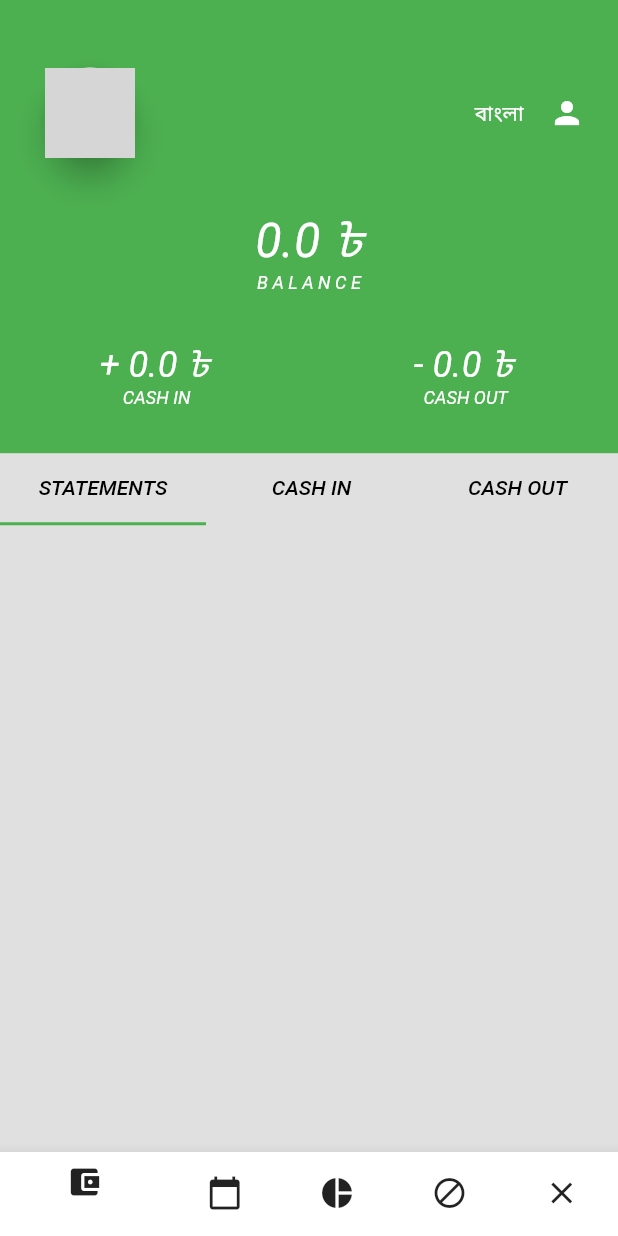
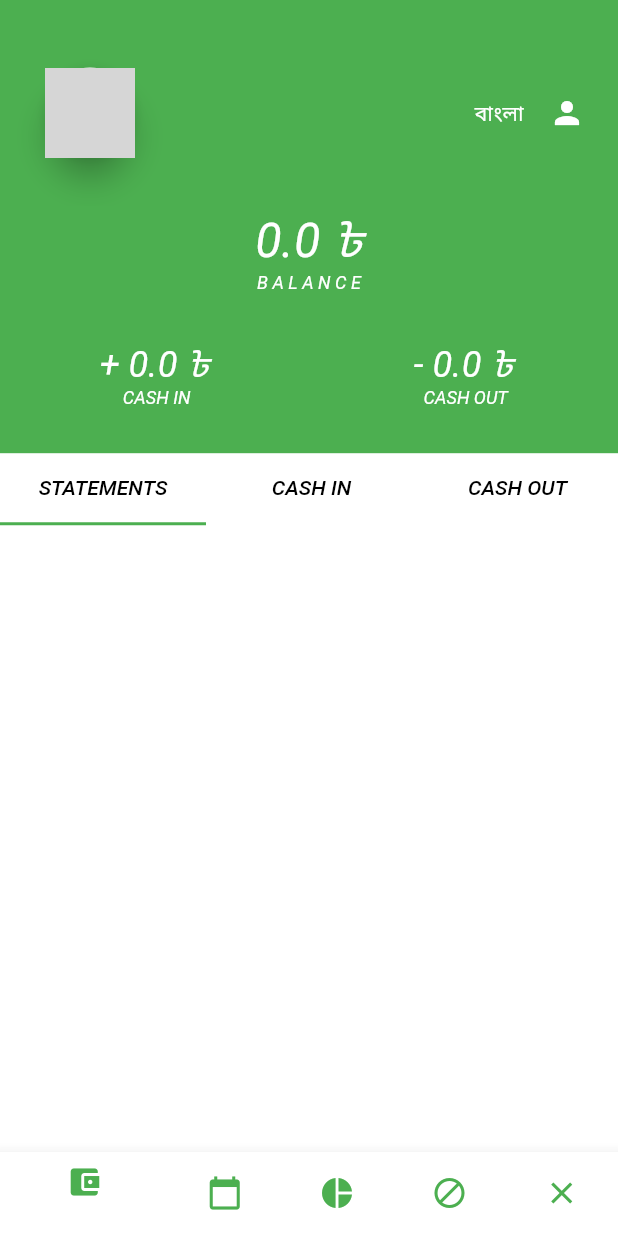
Before and after one commit to chandan8345/GreenWallet, a Flutter app: the Home screen opened directly, on a phone screen of 412 x 824 dp. Run offline on Flutter 3.47's test engine with Material 2 defaults, Android fonts, the light colour scheme and no system bars; drawn by our look-alikes of avatar_glow; our stand-ins replace animated_text_kit, calendar_timeline, cloud_firestore, easy_localization, firebase_storage, fluttertoast and 6 more; missing offline and left inert: awesome_button, connection_verify, date_range_picker, flutter_awesome_alert_box, fradio, mailer; accounts and stored records are empty; network calls fail; grey boxes are pictures that could not be loaded.

Commit message:
final release

```diff
--- a/lib/pages/cash.dart
+++ b/lib/pages/cash.dart
@@ -394,7 +394,7 @@ class _CashInState extends State<CashIn> {
               'house_rent'.tr()),
           CashIn(
               Icon(
-                Icons.card_giftcard,
+                Icons.add_call,
                 size: 70,
               ),
               3,
--- a/lib/pages/home.dart
+++ b/lib/pages/home.dart
@@ -135,7 +135,7 @@ class _HomeState extends State<Home> {
               });
         },
         child: Scaffold(
-          backgroundColor: Colors.black12,
+          backgroundColor: Colors.white,
           bottomNavigationBar: BottomNavigationBar(
             currentIndex: _bottomNavIndex,
             onTap: (index) async {
@@ -208,29 +208,29 @@ class _HomeState extends State<Home> {
             },
             items: [
               BottomNavigationBarItem(
-                icon: Icon(Icons.account_balance_wallet, color: Colors.black87),
+                icon: Icon(Icons.account_balance_wallet, color: Colors.green),
                 backgroundColor: Colors.white,
                 title: Text('io'.tr(), style: TextStyle(color: Colors.black)),
               ),
               BottomNavigationBarItem(
-                icon: Icon(Icons.calendar_today, color: Colors.black87),
+                icon: Icon(Icons.calendar_today, color: Colors.green),
                 backgroundColor: Colors.white,
                 title: Text('date'.tr(), style: TextStyle(color: Colors.black)),
               ),
               BottomNavigationBarItem(
-                icon: Icon(Icons.pie_chart, color: Colors.black87),
+                icon: Icon(Icons.pie_chart, color: Colors.green),
                 backgroundColor: Colors.white,
                 title:
                     Text('chart'.tr(), style: TextStyle(color: Colors.black)),
               ),
               BottomNavigationBarItem(
-                icon: Icon(Icons.block, color: Colors.black87),
+                icon: Icon(Icons.block, color: Colors.green),
                 backgroundColor: Colors.white,
                 title:
                     Text('logout'.tr(), style: TextStyle(color: Colors.black)),
               ),
               BottomNavigationBarItem(
-                icon: Icon(Icons.close, color: Colors.black87),
+                icon: Icon(Icons.close, color: Colors.green),
                 backgroundColor: Colors.white,
                 title:
                     Text('close'.tr(), style: TextStyle(color: Colors.black)),
@@ -455,7 +455,8 @@ class _HomeState extends State<Home> {
 }
 
 Widget post(values, context) => Card(
-      elevation: 1,
+      elevation: 2,
+      color: Colors.grey,
       child: InkWell(
           onDoubleTap: () {
             Navigator.pop(context);
@@ -506,7 +507,7 @@ Widget post(values, context) => Card(
                       ? CircleAvatar(
                           child: Lottie.asset('images/add.json',
                               width: 50, height: 50),
-                          backgroundColor: Colors.white10,
+                          backgroundColor: Colors.white,
                           radius: 25,
                         )
 
@@ -518,7 +519,7 @@ Widget post(values, context) => Card(
                       : CircleAvatar(
                           child: Lottie.asset('images/minus.json',
                               width: 35, height: 40),
-                          backgroundColor: Colors.white10,
+                          backgroundColor: Colors.white,
                           radius: 25,
                         ),
                   // CircleAvatar(
--- a/lib/pages/updateCash.dart
+++ b/lib/pages/updateCash.dart
@@ -437,7 +437,7 @@ class _UpdateCashState extends State<UpdateCash> {
               'house_rent'.tr()),
           CashIn(
               Icon(
-                Icons.card_giftcard,
+                Icons.add_call,
                 size: 70,
               ),
               3,
--- a/pubspec.yaml
+++ b/pubspec.yaml
@@ -2,7 +2,7 @@ name: wallet
 description: Green Wallet.
 
 
-version: 1.0.0+28
+version: 1.0.0+29
 
 environment:
   sdk: ">=2.1.0 <3.0.0"
```
